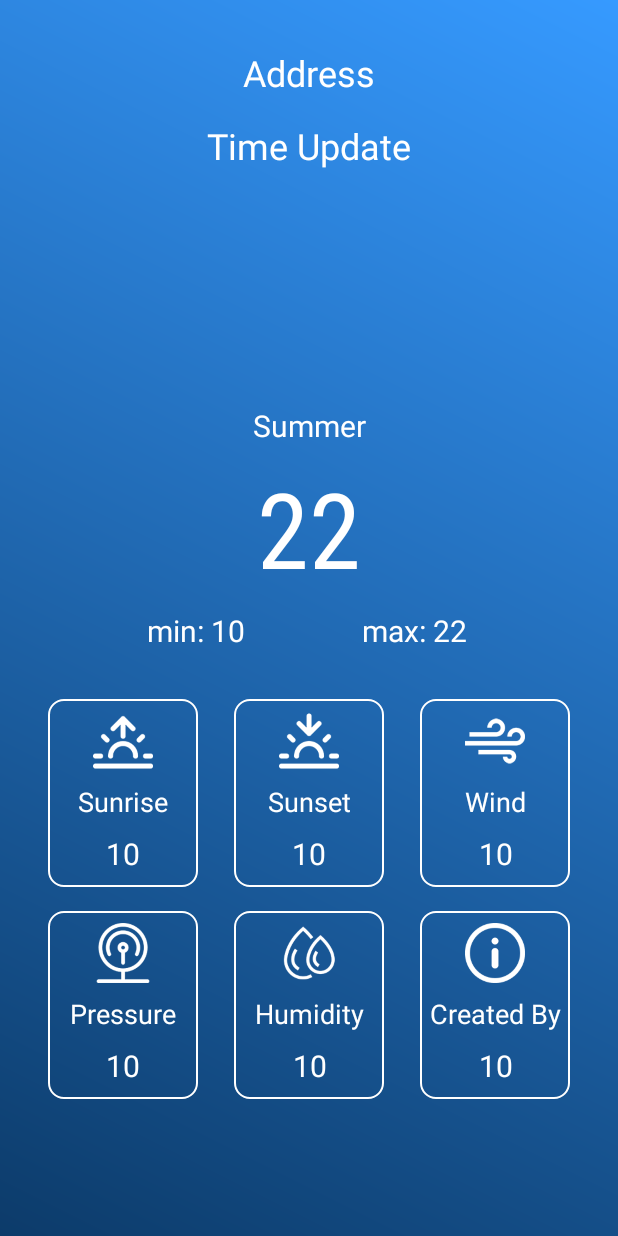
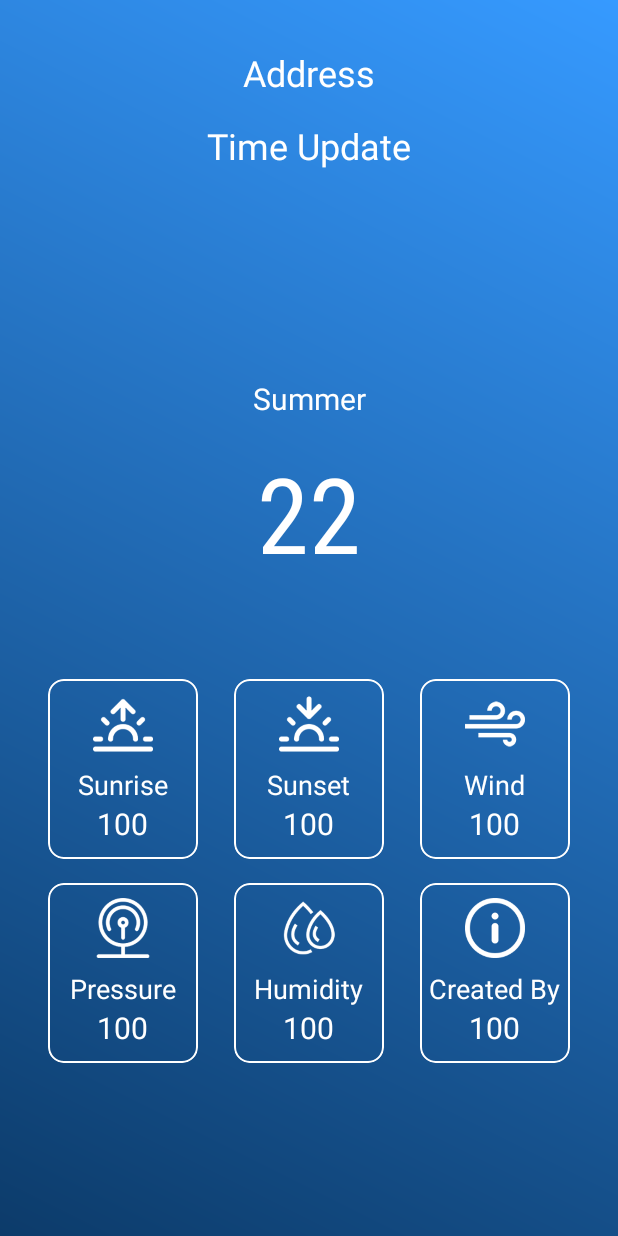
Before and after one commit to dapoi/Weather-App, an Android app: the layout activity_main.xml on its own in the app's theme, with its tools: preview values and no code run, on a phone screen of 412 x 824 dp. Run offline under Robolectric (Android 15) with nearby library versions, the phone set to English and light mode, and no system bars.

Commit message:
remake layout

```diff
--- a/app/src/main/res/layout/activity_main.xml
+++ b/app/src/main/res/layout/activity_main.xml
@@ -43,7 +43,7 @@
             android:id="@+id/status_weather"
             android:layout_width="wrap_content"
             android:layout_height="wrap_content"
-            android:layout_marginBottom="8dp"
+            android:layout_marginBottom="16dp"
             android:textColor="@color/white"
             android:textSize="20sp"
             app:layout_constraintBottom_toTopOf="@+id/temperature"
@@ -55,7 +55,7 @@
             android:id="@+id/temperature"
             android:layout_width="wrap_content"
             android:layout_height="wrap_content"
-            android:layout_marginBottom="120dp"
+            android:layout_marginBottom="140dp"
             android:fontFamily="sans-serif-condensed"
             android:textColor="@color/white"
             android:textSize="70sp"
@@ -65,154 +65,37 @@
             app:layout_constraintTop_toTopOf="parent"
             tools:text="22" />
 
-        <TextView
-            android:id="@+id/min_temp"
-            android:layout_width="wrap_content"
-            android:layout_height="wrap_content"
-            android:layout_marginStart="90dp"
-            android:layout_marginTop="8dp"
-            android:textColor="@color/white"
-            android:textSize="20sp"
-            app:layout_constraintEnd_toStartOf="@+id/temperature"
+        <androidx.cardview.widget.CardView
+            android:id="@+id/card1"
+            android:layout_width="100dp"
+            android:layout_height="120dp"
+            android:layout_marginStart="32dp"
+            android:layout_marginTop="64dp"
+            app:cardBackgroundColor="@android:color/transparent"
+            app:cardCornerRadius="10dp"
+            app:cardElevation="0dp"
             app:layout_constraintStart_toStartOf="parent"
-            app:layout_constraintTop_toBottomOf="@+id/temperature"
-            tools:text="min: 10" />
+            app:layout_constraintTop_toBottomOf="@+id/temperature">
 
-        <TextView
-            android:id="@+id/max_temp"
-            android:layout_width="wrap_content"
-            android:layout_height="wrap_content"
-            android:layout_marginTop="8dp"
-            android:layout_marginEnd="100dp"
-            android:textColor="@color/white"
-            android:textSize="20sp"
-            app:layout_constraintEnd_toEndOf="parent"
-            app:layout_constraintStart_toEndOf="@+id/temperature"
-            app:layout_constraintTop_toBottomOf="@+id/temperature"
-            tools:text="max: 22" />
+            <FrameLayout
+                android:layout_width="match_parent"
+                android:layout_height="match_parent"
+                android:background="@drawable/bg_border"
+                android:padding="5dp">
 
-        <View
-            android:id="@+id/view"
-            android:layout_width="100dp"
-            android:layout_height="125dp"
-            android:layout_marginStart="32dp"
-            android:layout_marginTop="32dp"
-            android:background="@drawable/bg_border"
-            app:layout_constraintStart_toStartOf="parent"
-            app:layout_constraintTop_toBottomOf="@+id/min_temp" />
-
-        <View
-            android:id="@+id/view2"
-            android:layout_width="100dp"
-            android:layout_height="125dp"
-            android:layout_marginEnd="32dp"
-            android:background="@drawable/bg_border"
-            app:layout_constraintEnd_toEndOf="parent"
-            app:layout_constraintTop_toTopOf="@+id/view" />
-
-        <View
-            android:id="@+id/view3"
-            android:layout_width="100dp"
-            android:layout_height="125dp"
-            android:background="@drawable/bg_border"
-            app:layout_constraintEnd_toStartOf="@+id/view2"
-            app:layout_constraintStart_toEndOf="@+id/view"
-            app:layout_constraintTop_toTopOf="@+id/view" />
-
-        <View
-            android:id="@+id/view4"
-            android:layout_width="100dp"
-            android:layout_height="125dp"
-            android:layout_marginTop="16dp"
-            android:background="@drawable/bg_border"
-            app:layout_constraintEnd_toEndOf="@+id/view"
-            app:layout_constraintStart_toStartOf="@+id/view"
-            app:layout_constraintTop_toBottomOf="@+id/view" />
-
-        <View
-            android:id="@+id/view5"
-            android:layout_width="100dp"
-            android:layout_height="125dp"
-            android:background="@drawable/bg_border"
-            app:layout_constraintEnd_toEndOf="@+id/view3"
-            app:layout_constraintStart_toStartOf="@+id/view3"
-            app:layout_constraintTop_toTopOf="@+id/view4" />
-
-        <View
-            android:id="@+id/view6"
-            android:layout_width="100dp"
-            android:layout_height="125dp"
-            android:layout_marginTop="16dp"
-            android:background="@drawable/bg_border"
-            app:layout_constraintEnd_toEndOf="@+id/view2"
-            app:layout_constraintStart_toStartOf="@+id/view2"
-            app:layout_constraintTop_toBottomOf="@+id/view2" />
+                <LinearLayout
+                    android:layout_width="match_parent"
+                    android:layout_height="match_parent"
+                    android:gravity="center"
+                    android:orientation="vertical"
+                    tools:ignore="UselessParent">
 
                     <androidx.appcompat.widget.AppCompatImageView
                         android:id="@+id/img_sunrise"
                         android:layout_width="40dp"
                         android:layout_height="40dp"
-            android:layout_marginTop="8dp"
                         android:src="@drawable/sunrise"
-            app:layout_constraintEnd_toEndOf="@+id/view"
-            app:layout_constraintStart_toStartOf="@+id/view"
-            app:layout_constraintTop_toTopOf="@+id/view"
-            app:tint="@color/white" />
-
-        <androidx.appcompat.widget.AppCompatImageView
-            android:id="@+id/img_sunset"
-            android:layout_width="40dp"
-            android:layout_height="40dp"
-            android:layout_marginTop="8dp"
-            android:src="@drawable/sunset"
-            app:layout_constraintEnd_toEndOf="@+id/view3"
-            app:layout_constraintStart_toStartOf="@+id/view3"
-            app:layout_constraintTop_toTopOf="@+id/view3"
-            app:tint="@color/white" />
-
-        <androidx.appcompat.widget.AppCompatImageView
-            android:id="@+id/img_wind"
-            android:layout_width="40dp"
-            android:layout_height="40dp"
-            android:layout_marginTop="8dp"
-            android:src="@drawable/wind"
-            app:layout_constraintEnd_toEndOf="@+id/view2"
-            app:layout_constraintStart_toStartOf="@+id/view2"
-            app:layout_constraintTop_toTopOf="@+id/view2"
-            app:tint="@color/white" />
-
-        <androidx.appcompat.widget.AppCompatImageView
-            android:id="@+id/img_pressure"
-            android:layout_width="40dp"
-            android:layout_height="40dp"
-            android:layout_marginTop="8dp"
-            android:src="@drawable/pressure"
-            app:layout_constraintEnd_toEndOf="@+id/view4"
-            app:layout_constraintStart_toStartOf="@+id/view4"
-            app:layout_constraintTop_toTopOf="@+id/view4"
-            app:tint="@color/white" />
-
-        <androidx.appcompat.widget.AppCompatImageView
-            android:id="@+id/img_humidity"
-            android:layout_width="40dp"
-            android:layout_height="40dp"
-            android:layout_marginTop="8dp"
-            android:src="@drawable/humidity"
-            app:layout_constraintEnd_toEndOf="@+id/view5"
-            app:layout_constraintStart_toStartOf="@+id/view5"
-            app:layout_constraintTop_toTopOf="@+id/view5"
-            app:tint="@color/white" />
-
-        <androidx.appcompat.widget.AppCompatImageView
-            android:id="@+id/img_info"
-            android:layout_width="40dp"
-            android:layout_height="40dp"
-            android:layout_marginTop="8dp"
-            android:src="@drawable/info"
-            app:layout_constraintEnd_toEndOf="@+id/view6"
-            app:layout_constraintStart_toStartOf="@+id/view6"
-            app:layout_constraintTop_toTopOf="@+id/view6"
-            app:tint="@color/white" />
+                        android:tint="@color/white" />
 
                     <TextView
                         android:id="@+id/title_sunrise"
@@ -221,10 +104,52 @@
                         android:layout_marginTop="8dp"
                         android:text="@string/sunrise"
                         android:textColor="@color/white"
-            android:textSize="18sp"
-            app:layout_constraintEnd_toEndOf="@+id/img_sunrise"
-            app:layout_constraintStart_toStartOf="@+id/img_sunrise"
-            app:layout_constraintTop_toBottomOf="@+id/img_sunrise" />
+                        android:textSize="18sp" />
+
+                    <TextView
+                        android:id="@+id/tv_sunrise"
+                        android:layout_width="wrap_content"
+                        android:layout_height="wrap_content"
+                        android:textAlignment="center"
+                        android:textColor="@color/white"
+                        android:textSize="20sp"
+                        tools:text="100" />
+
+                </LinearLayout>
+
+            </FrameLayout>
+        </androidx.cardview.widget.CardView>
+
+        <androidx.cardview.widget.CardView
+            android:id="@+id/card2"
+            android:layout_width="100dp"
+            android:layout_height="120dp"
+            app:cardBackgroundColor="@android:color/transparent"
+            app:cardCornerRadius="10dp"
+            app:cardElevation="0dp"
+            app:layout_constraintEnd_toStartOf="@+id/card3"
+            app:layout_constraintStart_toEndOf="@+id/card1"
+            app:layout_constraintTop_toTopOf="@+id/card1">
+
+            <FrameLayout
+                android:layout_width="match_parent"
+                android:layout_height="match_parent"
+                android:background="@drawable/bg_border"
+                android:padding="5dp">
+
+                <LinearLayout
+                    android:layout_width="match_parent"
+                    android:layout_height="match_parent"
+                    android:gravity="center"
+                    android:orientation="vertical"
+                    tools:ignore="UselessParent">
+
+                    <androidx.appcompat.widget.AppCompatImageView
+                        android:id="@+id/img_sunset"
+                        android:layout_width="40dp"
+                        android:layout_height="40dp"
+                        android:src="@drawable/sunset"
+                        android:tint="@color/white" />
 
                     <TextView
                         android:id="@+id/title_sunset"
@@ -233,10 +158,52 @@
                         android:layout_marginTop="8dp"
                         android:text="@string/sunset"
                         android:textColor="@color/white"
-            android:textSize="18sp"
-            app:layout_constraintEnd_toEndOf="@+id/img_sunset"
-            app:layout_constraintStart_toStartOf="@+id/img_sunset"
-            app:layout_constraintTop_toBottomOf="@+id/img_sunset" />
+                        android:textSize="18sp" />
+
+                    <TextView
+                        android:id="@+id/tv_sunset"
+                        android:layout_width="wrap_content"
+                        android:layout_height="wrap_content"
+                        android:textAlignment="center"
+                        android:textColor="@color/white"
+                        android:textSize="20sp"
+                        tools:text="100" />
+
+                </LinearLayout>
+
+            </FrameLayout>
+        </androidx.cardview.widget.CardView>
+
+        <androidx.cardview.widget.CardView
+            android:id="@+id/card3"
+            android:layout_width="100dp"
+            android:layout_height="120dp"
+            android:layout_marginEnd="32dp"
+            app:cardBackgroundColor="@android:color/transparent"
+            app:cardCornerRadius="10dp"
+            app:cardElevation="0dp"
+            app:layout_constraintEnd_toEndOf="parent"
+            app:layout_constraintTop_toTopOf="@+id/card2">
+
+            <FrameLayout
+                android:layout_width="match_parent"
+                android:layout_height="match_parent"
+                android:background="@drawable/bg_border"
+                android:padding="5dp">
+
+                <LinearLayout
+                    android:layout_width="match_parent"
+                    android:layout_height="match_parent"
+                    android:gravity="center"
+                    android:orientation="vertical"
+                    tools:ignore="UselessParent">
+
+                    <androidx.appcompat.widget.AppCompatImageView
+                        android:id="@+id/img_wind"
+                        android:layout_width="40dp"
+                        android:layout_height="40dp"
+                        android:src="@drawable/wind"
+                        android:tint="@color/white" />
 
                     <TextView
                         android:id="@+id/title_wind"
@@ -245,10 +212,53 @@
                         android:layout_marginTop="8dp"
                         android:text="@string/wind"
                         android:textColor="@color/white"
-            android:textSize="18sp"
-            app:layout_constraintEnd_toEndOf="@+id/img_wind"
-            app:layout_constraintStart_toStartOf="@+id/img_wind"
-            app:layout_constraintTop_toBottomOf="@+id/img_wind" />
+                        android:textSize="18sp" />
+
+                    <TextView
+                        android:id="@+id/tv_wind"
+                        android:layout_width="wrap_content"
+                        android:layout_height="wrap_content"
+                        android:textAlignment="center"
+                        android:textColor="@color/white"
+                        android:textSize="20sp"
+                        tools:text="100" />
+
+                </LinearLayout>
+
+            </FrameLayout>
+        </androidx.cardview.widget.CardView>
+
+        <androidx.cardview.widget.CardView
+            android:id="@+id/card4"
+            android:layout_width="100dp"
+            android:layout_height="120dp"
+            android:layout_marginStart="32dp"
+            android:layout_marginTop="16dp"
+            app:cardBackgroundColor="@android:color/transparent"
+            app:cardCornerRadius="10dp"
+            app:cardElevation="0dp"
+            app:layout_constraintStart_toStartOf="parent"
+            app:layout_constraintTop_toBottomOf="@+id/card1">
+
+            <FrameLayout
+                android:layout_width="match_parent"
+                android:layout_height="match_parent"
+                android:background="@drawable/bg_border"
+                android:padding="5dp">
+
+                <LinearLayout
+                    android:layout_width="match_parent"
+                    android:layout_height="match_parent"
+                    android:gravity="center"
+                    android:orientation="vertical"
+                    tools:ignore="UselessParent">
+
+                    <androidx.appcompat.widget.AppCompatImageView
+                        android:id="@+id/img_pressure"
+                        android:layout_width="40dp"
+                        android:layout_height="40dp"
+                        android:src="@drawable/pressure"
+                        android:tint="@color/white" />
 
                     <TextView
                         android:id="@+id/title_pressure"
@@ -257,10 +267,52 @@
                         android:layout_marginTop="8dp"
                         android:text="@string/pressure"
                         android:textColor="@color/white"
-            android:textSize="18sp"
-            app:layout_constraintEnd_toEndOf="@+id/img_pressure"
-            app:layout_constraintStart_toStartOf="@+id/img_pressure"
-            app:layout_constraintTop_toBottomOf="@+id/img_pressure" />
+                        android:textSize="18sp" />
+
+                    <TextView
+                        android:id="@+id/tv_pressure"
+                        android:layout_width="wrap_content"
+                        android:layout_height="wrap_content"
+                        android:textAlignment="center"
+                        android:textColor="@color/white"
+                        android:textSize="20sp"
+                        tools:text="100" />
+
+                </LinearLayout>
+
+            </FrameLayout>
+        </androidx.cardview.widget.CardView>
+
+        <androidx.cardview.widget.CardView
+            android:id="@+id/card5"
+            android:layout_width="100dp"
+            android:layout_height="120dp"
+            app:cardBackgroundColor="@android:color/transparent"
+            app:cardCornerRadius="10dp"
+            app:cardElevation="0dp"
+            app:layout_constraintEnd_toStartOf="@id/card6"
+            app:layout_constraintStart_toEndOf="@+id/card4"
+            app:layout_constraintTop_toTopOf="@+id/card4">
+
+            <FrameLayout
+                android:layout_width="match_parent"
+                android:layout_height="match_parent"
+                android:background="@drawable/bg_border"
+                android:padding="5dp">
+
+                <LinearLayout
+                    android:layout_width="match_parent"
+                    android:layout_height="match_parent"
+                    android:gravity="center"
+                    android:orientation="vertical"
+                    tools:ignore="UselessParent">
+
+                    <androidx.appcompat.widget.AppCompatImageView
+                        android:id="@+id/img_humidity"
+                        android:layout_width="40dp"
+                        android:layout_height="40dp"
+                        android:src="@drawable/humidity"
+                        android:tint="@color/white" />
 
                     <TextView
                         android:id="@+id/title_humidity"
@@ -269,10 +321,52 @@
                         android:layout_marginTop="8dp"
                         android:text="@string/humidity"
                         android:textColor="@color/white"
-            android:textSize="18sp"
-            app:layout_constraintEnd_toEndOf="@+id/img_humidity"
-            app:layout_constraintStart_toStartOf="@+id/img_humidity"
-            app:layout_constraintTop_toBottomOf="@+id/img_humidity" />
+                        android:textSize="18sp" />
+
+                    <TextView
+                        android:id="@+id/tv_humidity"
+                        android:layout_width="wrap_content"
+                        android:layout_height="wrap_content"
+                        android:textAlignment="center"
+                        android:textColor="@color/white"
+                        android:textSize="20sp"
+                        tools:text="100" />
+
+                </LinearLayout>
+
+            </FrameLayout>
+        </androidx.cardview.widget.CardView>
+
+        <androidx.cardview.widget.CardView
+            android:id="@+id/card6"
+            android:layout_width="100dp"
+            android:layout_height="120dp"
+            android:layout_marginEnd="32dp"
+            app:cardBackgroundColor="@android:color/transparent"
+            app:cardCornerRadius="10dp"
+            app:cardElevation="0dp"
+            app:layout_constraintEnd_toEndOf="parent"
+            app:layout_constraintTop_toTopOf="@+id/card5">
+
+            <FrameLayout
+                android:layout_width="match_parent"
+                android:layout_height="match_parent"
+                android:background="@drawable/bg_border"
+                android:padding="5dp">
+
+                <LinearLayout
+                    android:layout_width="match_parent"
+                    android:layout_height="match_parent"
+                    android:gravity="center"
+                    android:orientation="vertical"
+                    tools:ignore="UselessParent">
+
+                    <androidx.appcompat.widget.AppCompatImageView
+                        android:id="@+id/img_info"
+                        android:layout_width="40dp"
+                        android:layout_height="40dp"
+                        android:src="@drawable/info"
+                        android:tint="@color/white" />
 
                     <TextView
                         android:id="@+id/title_info"
@@ -281,85 +375,21 @@
                         android:layout_marginTop="8dp"
                         android:text="@string/created_by"
                         android:textColor="@color/white"
-            android:textSize="18sp"
-            app:layout_constraintEnd_toEndOf="@+id/img_info"
-            app:layout_constraintStart_toStartOf="@+id/img_info"
-            app:layout_constraintTop_toBottomOf="@+id/img_info" />
-
-        <TextView
-            android:id="@+id/tv_sunrise"
-            android:layout_width="0dp"
-            android:layout_height="wrap_content"
-            android:textAlignment="center"
-            android:textColor="@color/white"
-            android:textSize="20sp"
-            app:layout_constraintBottom_toBottomOf="@+id/view"
-            app:layout_constraintEnd_toEndOf="@+id/title_sunrise"
-            app:layout_constraintStart_toStartOf="@+id/title_sunrise"
-            app:layout_constraintTop_toBottomOf="@+id/title_sunrise"
-            tools:text="10" />
-
-        <TextView
-            android:id="@+id/tv_sunset"
-            android:layout_width="0dp"
-            android:layout_height="wrap_content"
-            android:textAlignment="center"
-            android:textColor="@color/white"
-            android:textSize="20sp"
-            app:layout_constraintBottom_toBottomOf="@+id/view2"
-            app:layout_constraintEnd_toEndOf="@+id/title_sunset"
-            app:layout_constraintStart_toStartOf="@+id/title_sunset"
-            app:layout_constraintTop_toBottomOf="@+id/title_sunset"
-            tools:text="10" />
-
-        <TextView
-            android:id="@+id/tv_wind"
-            android:layout_width="wrap_content"
-            android:layout_height="wrap_content"
-            android:textColor="@color/white"
-            android:textSize="20sp"
-            app:layout_constraintBottom_toBottomOf="@+id/view3"
-            app:layout_constraintEnd_toEndOf="@+id/title_wind"
-            app:layout_constraintStart_toStartOf="@+id/title_wind"
-            app:layout_constraintTop_toBottomOf="@+id/title_wind"
-            tools:text="10" />
-
-        <TextView
-            android:id="@+id/tv_pressure"
-            android:layout_width="wrap_content"
-            android:layout_height="wrap_content"
-            android:textColor="@color/white"
-            android:textSize="20sp"
-            app:layout_constraintBottom_toBottomOf="@+id/view4"
-            app:layout_constraintEnd_toEndOf="@+id/title_pressure"
-            app:layout_constraintStart_toStartOf="@+id/title_pressure"
-            app:layout_constraintTop_toBottomOf="@+id/title_pressure"
-            tools:text="10" />
-
-        <TextView
-            android:id="@+id/tv_humidity"
-            android:layout_width="wrap_content"
-            android:layout_height="wrap_content"
-            android:textColor="@color/white"
-            android:textSize="20sp"
-            app:layout_constraintBottom_toBottomOf="@+id/view5"
-            app:layout_constraintEnd_toEndOf="@+id/title_humidity"
-            app:layout_constraintStart_toStartOf="@+id/title_humidity"
-            app:layout_constraintTop_toBottomOf="@+id/title_humidity"
-            tools:text="10" />
+                        android:textSize="18sp" />
 
                     <TextView
                         android:id="@+id/tv_info"
                         android:layout_width="wrap_content"
                         android:layout_height="wrap_content"
+                        android:textAlignment="center"
                         android:textColor="@color/white"
                         android:textSize="20sp"
-            app:layout_constraintBottom_toBottomOf="@+id/view6"
-            app:layout_constraintEnd_toEndOf="@+id/title_info"
-            app:layout_constraintStart_toStartOf="@+id/title_info"
-            app:layout_constraintTop_toBottomOf="@+id/title_info"
-            tools:text="10" />
+                        tools:text="100" />
 
+                </LinearLayout>
+
+            </FrameLayout>
+        </androidx.cardview.widget.CardView>
 
     </androidx.constraintlayout.widget.ConstraintLayout>
 </androidx.swiperefreshlayout.widget.SwipeRefreshLayout>
```
Lines whose indentation alone changed are shown as unchanged.
